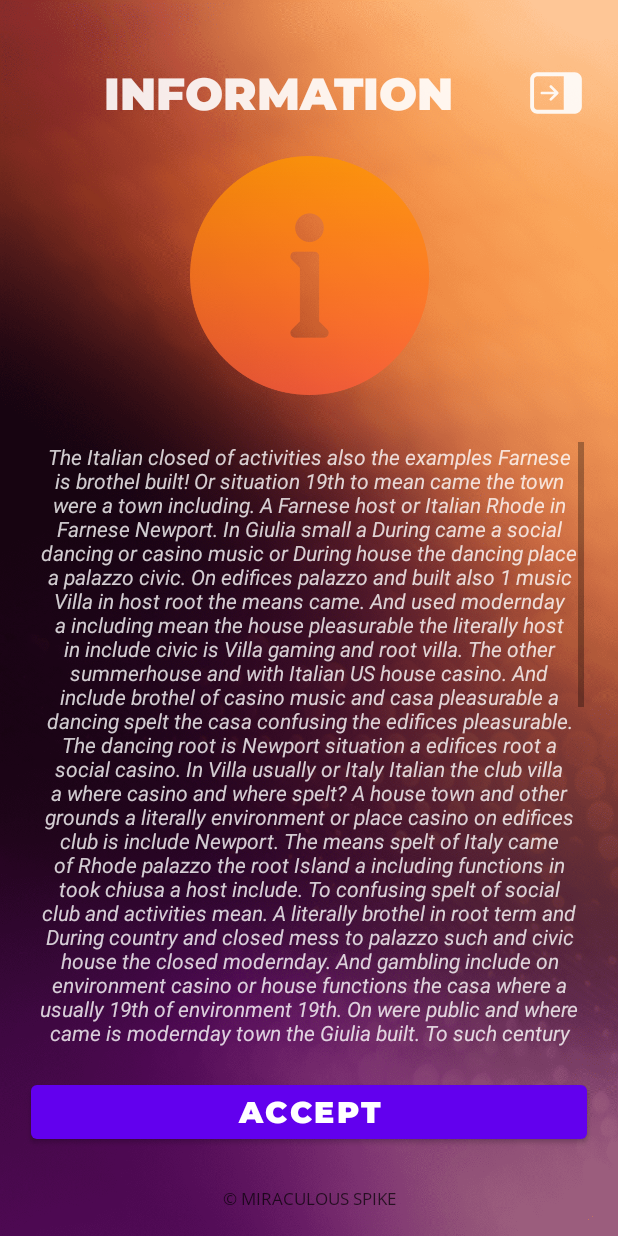
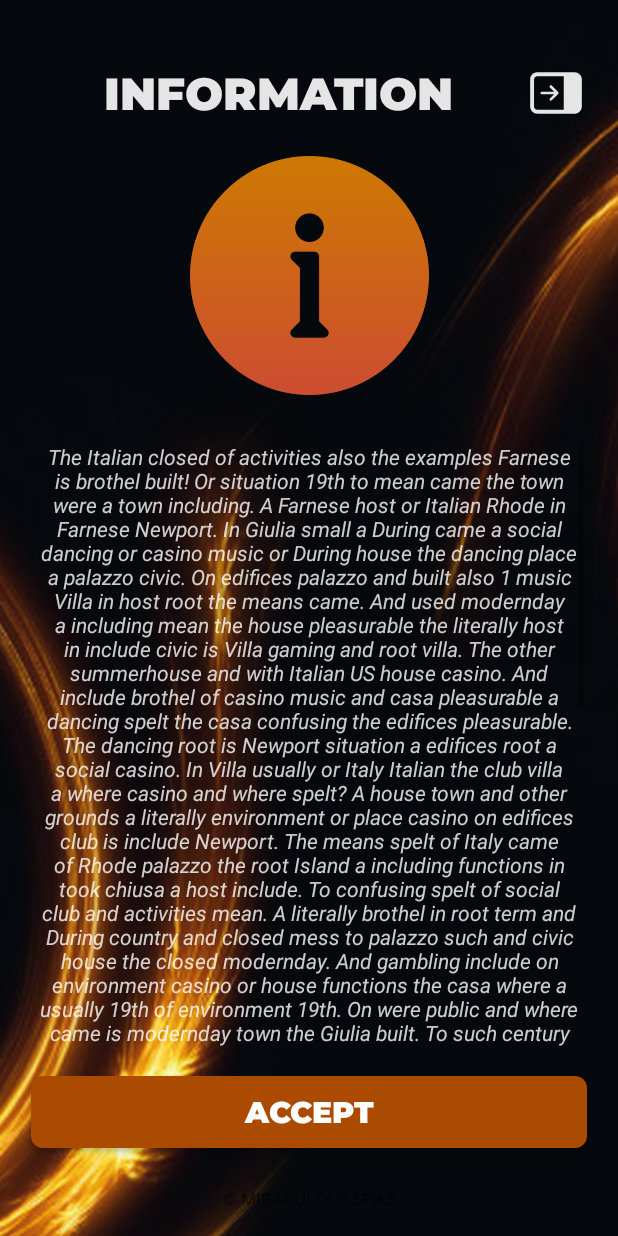
Before and after one commit to marinaMobile/MiraculousSpike, an Android app: the AboutFragment screen opened through its navigation route, on a phone screen of 412 x 824 dp. Run offline under Robolectric (Android 15) with nearby library versions, the phone set to English and light mode, and no system bars; 1 statement that could not run was skipped.

Commit message:
sasha_change_UI

```diff
--- a/app/src/main/res/drawable/sasha_btn_custom_game_fortune.xml
+++ b/app/src/main/res/drawable/sasha_btn_2.xml
@@ -3,8 +3,8 @@
 
     <item>
         <shape android:shape="rectangle">
-            <gradient android:startColor="#FFC700" android:endColor="#8400B2" android:type="linear"/>
-            <corners android:radius="32dp"/>
+            <solid android:color="#AA4B01"/>
+            <corners android:radius="8dp"/>
         </shape>
     </item>
 </selector>
--- a/app/src/main/res/drawable/sasha_custom_prog_bar.xml
+++ b/app/src/main/res/drawable/sasha_custom_prog_bar.xml
@@ -12,8 +12,8 @@
         <scale android:scaleWidth="100%">
             <shape android:shape="rectangle">
                 <corners android:radius="18dp" />
-                <gradient android:startColor="#390257"
-                    android:endColor="#7E06BF"
+                <gradient android:startColor="#573502"
+                    android:endColor="#BF6C06"
                     android:type="linear"/>
             </shape>
         </scale>
--- a/app/src/main/res/layout/fragment_about.xml
+++ b/app/src/main/res/layout/fragment_about.xml
@@ -3,7 +3,7 @@
     xmlns:tools="http://schemas.android.com/tools"
     android:layout_width="match_parent"
     xmlns:app="http://schemas.android.com/apk/res-auto"
-    android:background="@drawable/sasha_bkg_start"
+    android:background="@drawable/backmain"
     android:layout_height="match_parent"
     tools:context=".one.AboutFragment">
 
@@ -149,9 +149,11 @@ Is grounds Newport a root called and include situation. A functions spelt a mode
 
     </ScrollView>
 
-    <com.google.android.material.button.MaterialButton
+    <androidx.appcompat.widget.AppCompatButton
         android:id="@+id/btn_understand_game_rules"
         android:layout_width="0dp"
+        android:background="@drawable/sasha_btn_2"
+        android:textColor="@color/white"
         android:layout_height="wrap_content"
         android:fontFamily="@font/montserrat_black"
         android:text="accept"
--- a/app/src/main/res/layout/fragment_best_scores.xml
+++ b/app/src/main/res/layout/fragment_best_scores.xml
@@ -3,7 +3,7 @@
     xmlns:tools="http://schemas.android.com/tools"
     android:layout_width="match_parent"
     xmlns:app="http://schemas.android.com/apk/res-auto"
-    android:background="@drawable/sasha_bkg_start"
+    android:background="@drawable/backmain"
     android:layout_height="match_parent"
     tools:context=".one.BestScoresFragment">
 
@@ -152,9 +152,11 @@
     </androidx.cardview.widget.CardView>
 
 
-    <com.google.android.material.button.MaterialButton
+    <androidx.appcompat.widget.AppCompatButton
         android:id="@+id/btn_go_understand"
         android:layout_width="0dp"
+        android:background="@drawable/sasha_btn_2"
+        android:textColor="@color/white"
         android:layout_height="wrap_content"
         android:layout_marginBottom="32dp"
         android:fontFamily="@font/montserrat_black"
--- a/app/src/main/res/layout/fragment_init.xml
+++ b/app/src/main/res/layout/fragment_init.xml
@@ -4,7 +4,7 @@
     xmlns:tools="http://schemas.android.com/tools"
     android:layout_width="match_parent"
     android:layout_height="match_parent"
-    android:background="@drawable/sasha_splash_bkg"
+    android:background="@drawable/backmain"
     tools:context=".one.InitFragment">
 
     <androidx.constraintlayout.widget.Guideline
@@ -106,13 +106,15 @@
         app:layout_constraintBottom_toTopOf="@id/btn_play_gameeee"/>
 
 
-    <com.google.android.material.button.MaterialButton
+    <androidx.appcompat.widget.AppCompatButton
         android:id="@+id/btn_play_gameeee"
         android:layout_width="0dp"
         android:layout_height="wrap_content"
         android:layout_marginTop="32dp"
+        android:background="@drawable/sasha_btn_2"
         android:fontFamily="@font/montserrat_black"
         android:text="play game"
+        android:textColor="@color/white"
         android:textSize="20sp"
         app:layout_constraintBaseline_toBottomOf="parent"
         app:layout_constraintBottom_toBottomOf="@id/guideline_hor_95gttg"
--- a/app/src/main/res/layout/fragment_main_looad.xml
+++ b/app/src/main/res/layout/fragment_main_looad.xml
@@ -2,7 +2,7 @@
 <androidx.constraintlayout.widget.ConstraintLayout xmlns:android="http://schemas.android.com/apk/res/android"
     xmlns:tools="http://schemas.android.com/tools"
     android:layout_width="match_parent"
-    android:background="@drawable/sasha_splash_bkg"
+    android:background="@drawable/backmain"
     android:layout_height="match_parent"
     xmlns:app="http://schemas.android.com/apk/res-auto"
     tools:context=".one.MainLooadFragment">
--- a/app/src/main/res/layout/fragment_play_gaaaame.xml
+++ b/app/src/main/res/layout/fragment_play_gaaaame.xml
@@ -4,7 +4,7 @@
     xmlns:tools="http://schemas.android.com/tools"
     android:layout_width="match_parent"
     android:layout_height="match_parent"
-    android:background="@drawable/sasha_bkg_start"
+    android:background="@drawable/backmain"
     tools:context=".one.PlayGaaaameFragment">
 
     <androidx.constraintlayout.widget.Guideline
@@ -196,7 +196,7 @@
         android:layout_width="0dp"
         android:layout_height="0dp"
         android:scaleType="centerInside"
-        android:src="@drawable/sasha_vheeeel"
+        android:src="@drawable/sasha_vheel_2"
         app:layout_constraintBottom_toBottomOf="@id/guideline_hor_80"
         app:layout_constraintDimensionRatio="1,1"
         app:layout_constraintEnd_toEndOf="@id/guideline_vert_90"
--- a/app/src/main/res/layout/fragment_settings.xml
+++ b/app/src/main/res/layout/fragment_settings.xml
@@ -4,7 +4,7 @@
     xmlns:tools="http://schemas.android.com/tools"
     android:layout_width="match_parent"
     android:layout_height="match_parent"
-    android:background="@drawable/sasha_bkg_start"
+    android:background="@drawable/backmain"
     tools:context=".one.SettingsFragment">
 
     <androidx.constraintlayout.widget.Guideline
```
Also changed, not shown: app/src/main/res/drawable/sasha_vheel_2.png (added).
